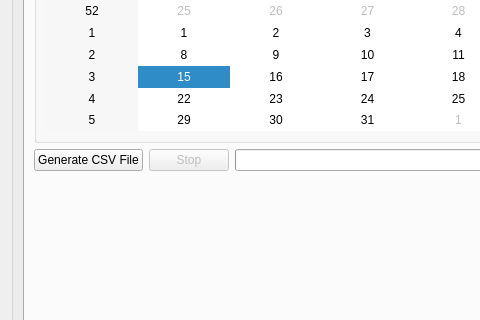
Qt form UI/otherCommands.ui (ZENALC/algobot) before a commit; both pictures show x 0 to 480 and y 339 to 659 of the 823 by 781 pixel window.
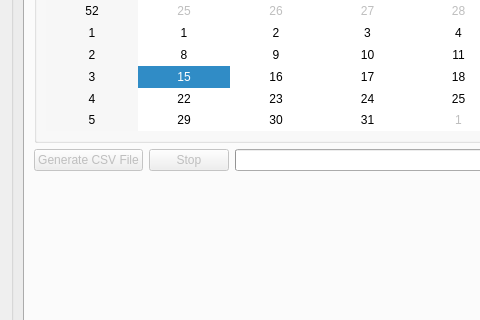
The same form after that commit.

```diff
--- a/UI/otherCommands.ui
+++ b/UI/otherCommands.ui
@@ -129,6 +129,9 @@
           </item>
           <item row="6" column="0" colspan="2">
            <widget class="QPushButton" name="generateCSVButton">
+            <property name="enabled">
+             <bool>false</bool>
+            </property>
             <property name="sizePolicy">
              <sizepolicy hsizetype="Maximum" vsizetype="Fixed">
               <horstretch>0</horstretch>
```
